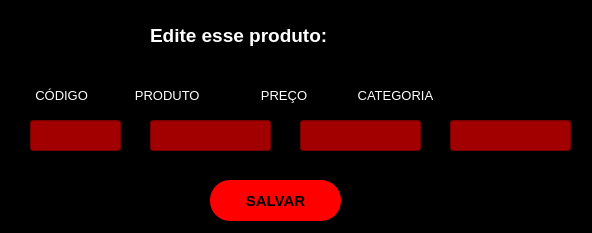
First picture: the form in modulos/telas/menu_editar.ui, repository AsafViana/Registrador-de-estoque, before the edit.
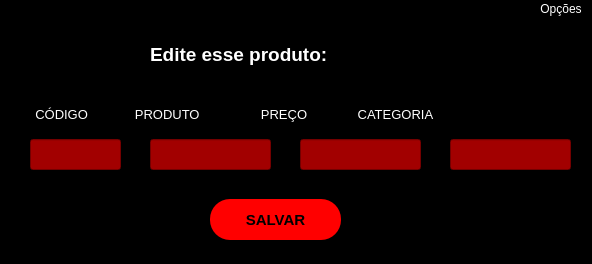
Second picture: the form after the edit.

```diff
--- a/modulos/telas/menu_editar.ui
+++ b/modulos/telas/menu_editar.ui
@@ -7,7 +7,7 @@
     <x>0</x>
     <y>0</y>
     <width>592</width>
-    <height>233</height>
+    <height>264</height>
    </rect>
   </property>
   <property name="windowTitle">
@@ -17,7 +17,8 @@
    <enum>Qt::RightToLeft</enum>
   </property>
   <property name="styleSheet">
-   <string notr="true">background-color: rgb(0, 0, 0);</string>
+   <string notr="true">background-color: rgb(0, 0, 0);
+color: rgb(255, 255, 255);</string>
   </property>
   <widget class="QWidget" name="centralwidget">
    <widget class="QLabel" name="label">
@@ -168,6 +169,28 @@
     </property>
    </widget>
   </widget>
+  <widget class="QMenuBar" name="menuBar">
+   <property name="geometry">
+    <rect>
+     <x>0</x>
+     <y>0</y>
+     <width>592</width>
+     <height>26</height>
+    </rect>
+   </property>
+   <widget class="QMenu" name="menuOp_es">
+    <property name="title">
+     <string>Opções</string>
+    </property>
+    <addaction name="actionFeedback"/>
+   </widget>
+   <addaction name="menuOp_es"/>
+  </widget>
+  <action name="actionFeedback">
+   <property name="text">
+    <string>Feedback</string>
+   </property>
+  </action>
  </widget>
  <resources/>
  <connections/>
```
